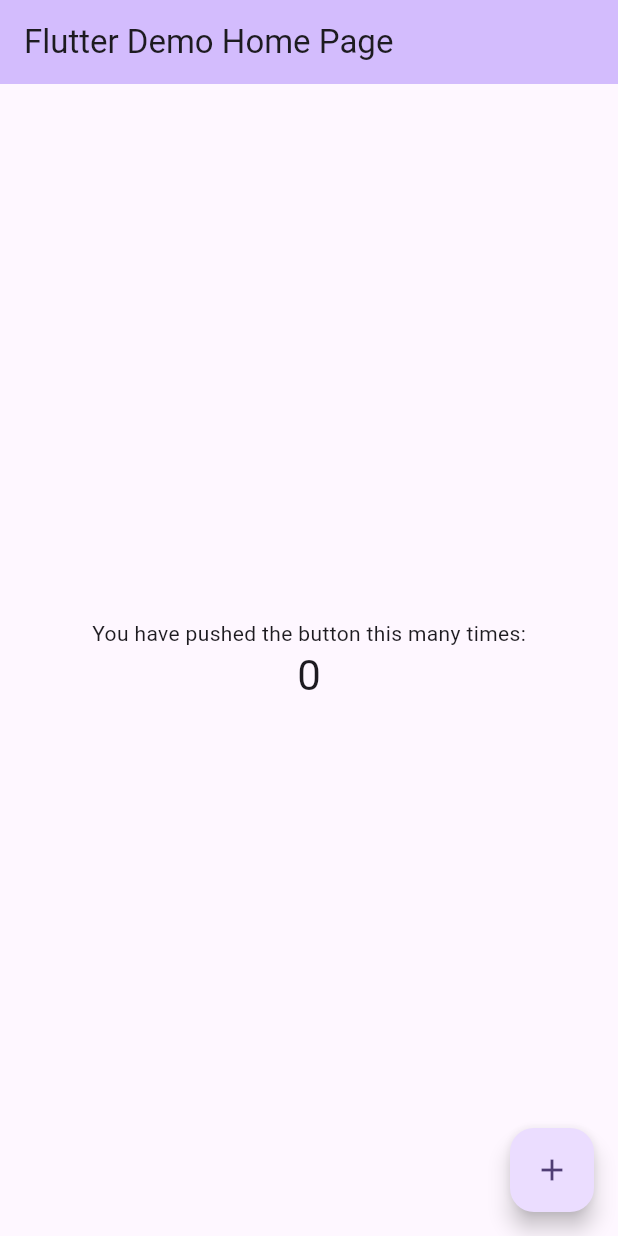
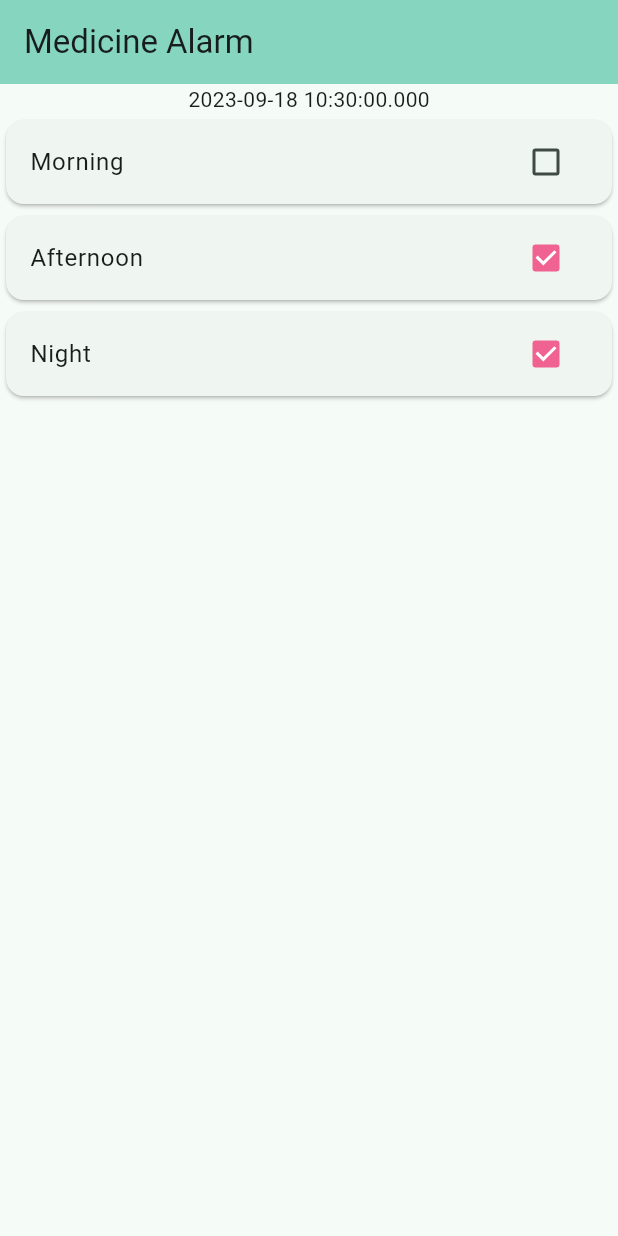
Before and after one commit to tera1994/medicine_alarm, a Flutter app: the screen it shows after launch, on a phone screen of 412 x 824 dp. Run offline on Flutter 3.47's test engine with Material 2 defaults, Android fonts, the phone set to English and light mode, and no system bars.

Commit message:
Add checkbox list

```diff
--- /dev/null
+++ b/lib/chackbox_model.dart
@@ -0,0 +1,5 @@
+class CheckBoxModel {
+  String title;
+  bool isCheck;
+  CheckBoxModel({required this.title, required this.isCheck});
+}
--- /dev/null
+++ b/lib/checkbox_list.dart
@@ -0,0 +1,53 @@
+import 'package:flutter/material.dart';
+import 'chackbox_model.dart';
+
+class CheckBoxList extends StatefulWidget {
+  CheckBoxList({Key? key}) : super(key: key);
+
+  @override
+  _CheckBoxListState createState() => _CheckBoxListState();
+}
+
+class _CheckBoxListState extends State<CheckBoxList> {
+  bool _value1 = true;
+  List<CheckBoxModel> checkbox_model = [];
+  @override
+  void initState() {
+    checkbox_model = <CheckBoxModel>[
+      CheckBoxModel(title: "Morning", isCheck: false),
+      CheckBoxModel(title: "Afternoon", isCheck: true),
+      CheckBoxModel(title: "Night", isCheck: true),
+    ];
+  }
+
+  @override
+  Widget build(BuildContext context) {
+    return Scaffold(
+        body: Column(
+      children: [
+        Text(DateTime.now().toString()),
+        Expanded(
+          child: ListView.builder(
+              itemCount: checkbox_model.length,
+              itemBuilder: (BuildContext context, int index) {
+                return Card(
+                  child: Column(
+                    children: <Widget>[
+                      CheckboxListTile(
+                          activeColor: Colors.pink[300],
+                          title: Text(checkbox_model[index].title),
+                          value: checkbox_model[index].isCheck,
+                          onChanged: (bool? val) {
+                            setState(() {
+                              checkbox_model[index].isCheck = val!;
+                            });
+                          }),
+                    ],
+                  ),
+                );
+              }),
+        )
+      ],
+    ));
+  }
+}
--- a/lib/main.dart
+++ b/lib/main.dart
@@ -1,4 +1,5 @@
 import 'package:flutter/material.dart';
+import 'checkbox_list.dart';
 
 void main() {
   runApp(const MyApp());
@@ -11,43 +12,19 @@ class MyApp extends StatelessWidget {
   @override
   Widget build(BuildContext context) {
     return MaterialApp(
-      title: 'Flutter Demo',
+      title: 'Medicine Alarm',
       theme: ThemeData(
-        // This is the theme of your application.
-        //
-        // TRY THIS: Try running your application with "flutter run". You'll see
-        // the application has a blue toolbar. Then, without quitting the app,
-        // try changing the seedColor in the colorScheme below to Colors.green
-        // and then invoke "hot reload" (save your changes or press the "hot
-        // reload" button in a Flutter-supported IDE, or press "r" if you used
-        // the command line to start the app).
-        //
-        // Notice that the counter didn't reset back to zero; the application
-        // state is not lost during the reload. To reset the state, use hot
-        // restart instead.
-        //
-        // This works for code too, not just values: Most code changes can be
-        // tested with just a hot reload.
-        colorScheme: ColorScheme.fromSeed(seedColor: Colors.deepPurple),
+        colorScheme:
+            ColorScheme.fromSeed(seedColor: Color.fromARGB(255, 0, 255, 213)),
         useMaterial3: true,
       ),
-      home: const MyHomePage(title: 'Flutter Demo Home Page'),
+      home: const MyHomePage(title: 'Medicine Alarm'),
     );
   }
 }
 
 class MyHomePage extends StatefulWidget {
   const MyHomePage({super.key, required this.title});
-
-  // This widget is the home page of your application. It is stateful, meaning
-  // that it has a State object (defined below) that contains fields that affect
-  // how it looks.
-
-  // This class is the configuration for the state. It holds the values (in this
-  // case the title) provided by the parent (in this case the App widget) and
-  // used by the build method of the State. Fields in a Widget subclass are
-  // always marked "final".
-
   final String title;
 
   @override
@@ -55,71 +32,13 @@ class MyHomePage extends StatefulWidget {
 }
 
 class _MyHomePageState extends State<MyHomePage> {
-  int _counter = 0;
-
-  void _incrementCounter() {
-    setState(() {
-      // This call to setState tells the Flutter framework that something has
-      // changed in this State, which causes it to rerun the build method below
-      // so that the display can reflect the updated values. If we changed
-      // _counter without calling setState(), then the build method would not be
-      // called again, and so nothing would appear to happen.
-      _counter++;
-    });
-  }
-
   @override
   Widget build(BuildContext context) {
-    // This method is rerun every time setState is called, for instance as done
-    // by the _incrementCounter method above.
-    //
-    // The Flutter framework has been optimized to make rerunning build methods
-    // fast, so that you can just rebuild anything that needs updating rather
-    // than having to individually change instances of widgets.
     return Scaffold(
-      appBar: AppBar(
-        // TRY THIS: Try changing the color here to a specific color (to
-        // Colors.amber, perhaps?) and trigger a hot reload to see the AppBar
-        // change color while the other colors stay the same.
-        backgroundColor: Theme.of(context).colorScheme.inversePrimary,
-        // Here we take the value from the MyHomePage object that was created by
-        // the App.build method, and use it to set our appbar title.
-        title: Text(widget.title),
-      ),
-      body: Center(
-        // Center is a layout widget. It takes a single child and positions it
-        // in the middle of the parent.
-        child: Column(
-          // Column is also a layout widget. It takes a list of children and
-          // arranges them vertically. By default, it sizes itself to fit its
-          // children horizontally, and tries to be as tall as its parent.
-          //
-          // Column has various properties to control how it sizes itself and
-          // how it positions its children. Here we use mainAxisAlignment to
-          // center the children vertically; the main axis here is the vertical
-          // axis because Columns are vertical (the cross axis would be
-          // horizontal).
-          //
-          // TRY THIS: Invoke "debug painting" (choose the "Toggle Debug Paint"
-          // action in the IDE, or press "p" in the console), to see the
-          // wireframe for each widget.
-          mainAxisAlignment: MainAxisAlignment.center,
-          children: <Widget>[
-            const Text(
-              'You have pushed the button this many times:',
-            ),
-            Text(
-              '$_counter',
-              style: Theme.of(context).textTheme.headlineMedium,
-            ),
-          ],
+        appBar: AppBar(
+          backgroundColor: Theme.of(context).colorScheme.inversePrimary,
+          title: Text(widget.title),
         ),
-      ),
-      floatingActionButton: FloatingActionButton(
-        onPressed: _incrementCounter,
-        tooltip: 'Increment',
-        child: const Icon(Icons.add),
-      ), // This trailing comma makes auto-formatting nicer for build methods.
-    );
+        body: CheckBoxList());
   }
 }
```
